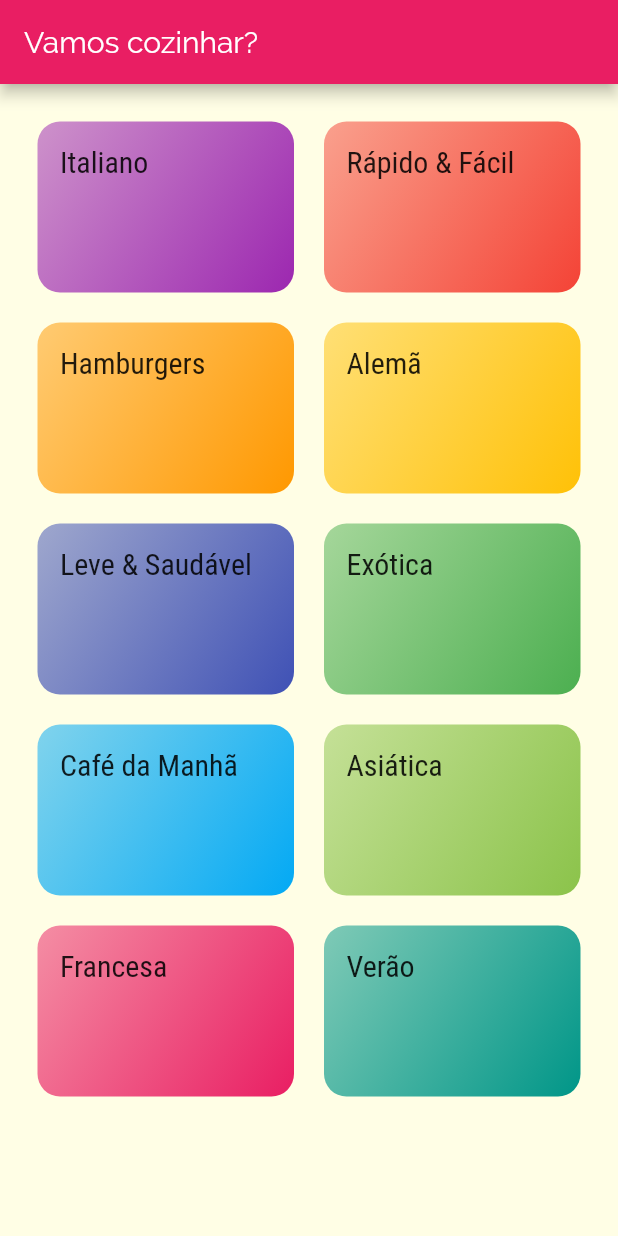
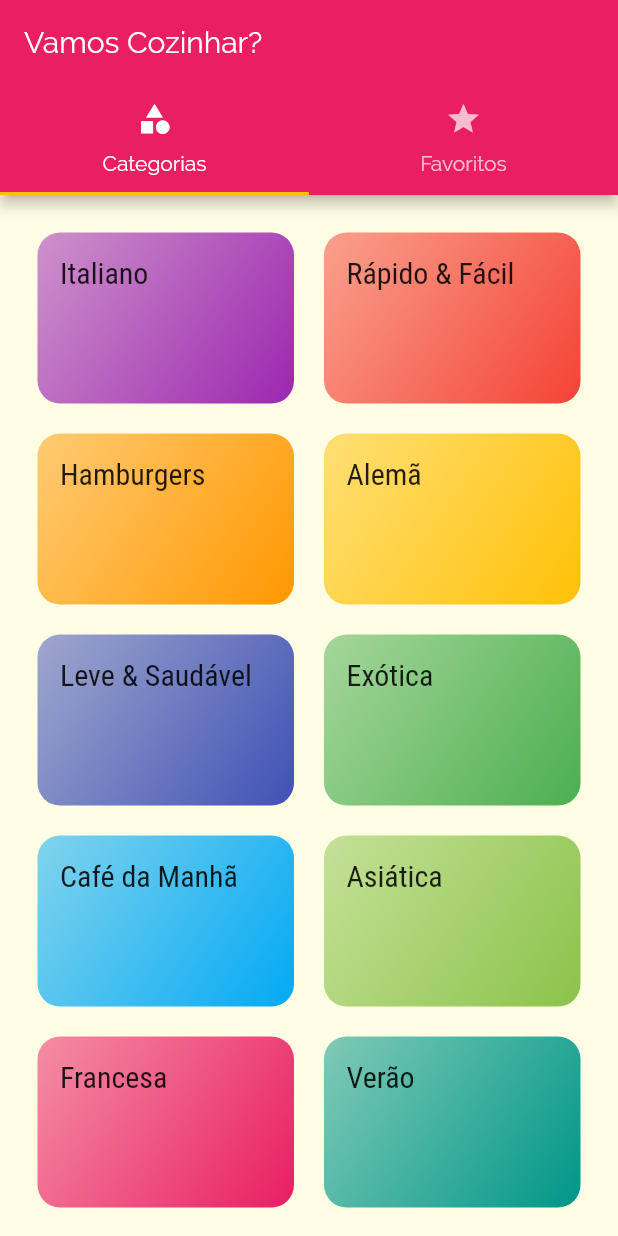
Before and after one commit to angelomedeiros/curso_flutter_cod3r, a Flutter app: the screen it shows after launch, on a phone screen of 412 x 824 dp. Run offline on Flutter 3.47's test engine with Material 2 defaults, Android fonts, the phone set to English and light mode, and no system bars.

Commit message:
Criando navegacao por tabs

```diff
--- a/projeto_foods/lib/main.dart
+++ b/projeto_foods/lib/main.dart
@@ -2,6 +2,7 @@ import 'package:flutter/material.dart';
 import 'package:projeto_foods/screens/categories_meals_screen.dart';
 import 'package:projeto_foods/screens/categories_screen.dart';
 import 'package:projeto_foods/screens/meal_detail_screen.dart';
+import 'package:projeto_foods/screens/tabs_screen.dart';
 import 'package:projeto_foods/utils/app_routes.dart';
 
 void main() => runApp(MyApp());
@@ -24,7 +25,7 @@ class MyApp extends StatelessWidget {
             ),
       ),
       routes: {
-        AppRoutes.HOME: (context) => CategoriesScreen(),
+        AppRoutes.HOME: (context) => TabsScreen(),
         AppRoutes.CATEGORIES_MEALS: (context) => CategoriesMealsScreen(),
         AppRoutes.MEAL_DETAIL: (context) => MealDetailScreen(),
       },
--- a/projeto_foods/lib/screens/categories_screen.dart
+++ b/projeto_foods/lib/screens/categories_screen.dart
@@ -5,11 +5,7 @@ import 'package:projeto_foods/data/dummy_data.dart';
 class CategoriesScreen extends StatelessWidget {
   @override
   Widget build(BuildContext context) {
-    return Scaffold(
-      appBar: AppBar(
-        title: Text('Vamos cozinhar?'),
-      ),
-      body: GridView(
+    return GridView(
       padding: const EdgeInsets.all(25),
       gridDelegate: SliverGridDelegateWithMaxCrossAxisExtent(
         maxCrossAxisExtent: 200,
@@ -17,10 +13,7 @@ class CategoriesScreen extends StatelessWidget {
         crossAxisSpacing: 20,
         mainAxisSpacing: 20,
       ),
-        children: [
-          ...DUMMY_CATEGORIES.map((category) => CategoryItem(category))
-        ],
-      ),
+      children: [...DUMMY_CATEGORIES.map((category) => CategoryItem(category))],
     );
   }
 }
--- /dev/null
+++ b/projeto_foods/lib/screens/favorite_screen.dart
@@ -0,0 +1,10 @@
+import 'package:flutter/material.dart';
+
+class FavoriteScreen extends StatelessWidget {
+  @override
+  Widget build(BuildContext context) {
+    return Center(
+      child: Text('Minhas refeições favoritas'),
+    );
+  }
+}
--- /dev/null
+++ b/projeto_foods/lib/screens/tabs_screen.dart
@@ -0,0 +1,35 @@
+import 'package:flutter/material.dart';
+import 'package:projeto_foods/screens/categories_screen.dart';
+import 'package:projeto_foods/screens/favorite_screen.dart';
+
+class TabsScreen extends StatelessWidget {
+  @override
+  Widget build(BuildContext context) {
+    return DefaultTabController(
+      length: 2,
+      child: Scaffold(
+        appBar: AppBar(
+          title: Text('Vamos Cozinhar?'),
+          bottom: TabBar(
+            tabs: [
+              Tab(
+                icon: Icon(Icons.category),
+                text: 'Categorias',
+              ),
+              Tab(
+                icon: Icon(Icons.star),
+                text: 'Favoritos',
+              )
+            ],
+          ),
+        ),
+        body: TabBarView(
+          children: [
+            CategoriesScreen(),
+            FavoriteScreen(),
+          ],
+        ),
+      ),
+    );
+  }
+}
```
Lines whose indentation alone changed are shown as unchanged.
